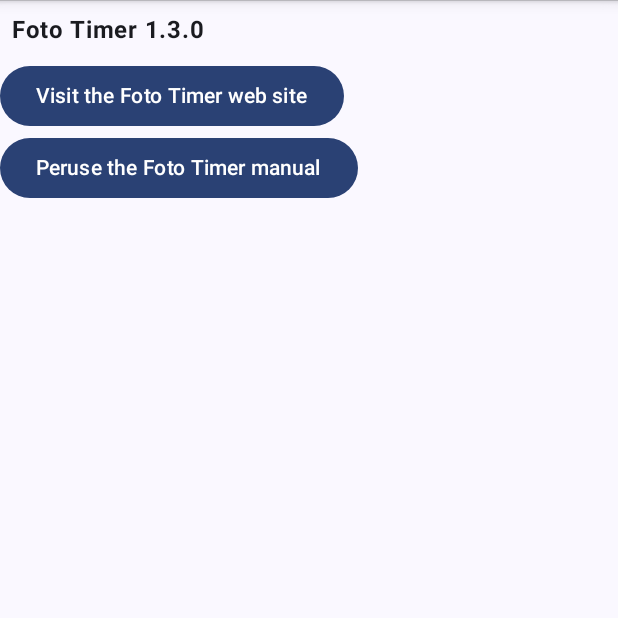
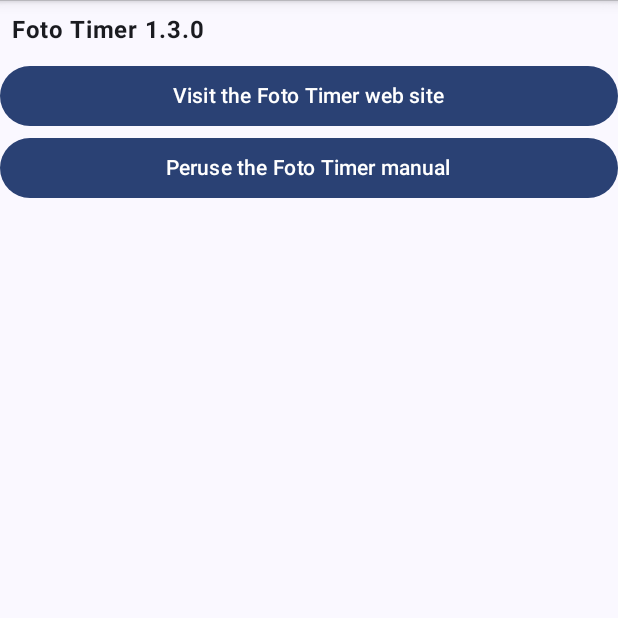
Before and after one commit to janexner/FotoTimerAndroid, an Android app built with Jetpack Compose: the composable AboutVersionAndButton shown on its own in the app's theme, on a phone screen of 412 x 824 dp, the top half of it. Run offline under Robolectric (Android 15) with nearby library versions, the phone set to English and light mode, and no system bars; libraries missing offline, so code that uses them is left out: com.ramcosta.composedestinations; 8 statements that could not run were skipped.

Commit message:
in which our hero prepares for 1.3.0 release

```diff
--- a/app/src/main/java/com/exner/tools/fototimer/ui/destinations/About.kt
+++ b/app/src/main/java/com/exner/tools/fototimer/ui/destinations/About.kt
@@ -10,6 +10,7 @@
 import androidx.compose.foundation.layout.Spacer
 import androidx.compose.foundation.layout.consumeWindowInsets
 import androidx.compose.foundation.layout.fillMaxSize
+import androidx.compose.foundation.layout.fillMaxWidth
 import androidx.compose.foundation.layout.height
 import androidx.compose.foundation.layout.imePadding
 import androidx.compose.foundation.layout.padding
@@ -89,6 +90,7 @@
         )
         Spacer(modifier = Modifier.width(8.dp))
         Button(
+            modifier = Modifier.fillMaxWidth(),
             onClick = {
                 val webpage: Uri =
                     Uri.parse("https://jan-exner.de/software/android/fototimer/")
@@ -100,6 +102,7 @@
         }
         Spacer(modifier = Modifier.width(8.dp))
         Button(
+            modifier = Modifier.fillMaxWidth(),
             onClick = {
                 val webpage: Uri =
                     Uri.parse("https://jan-exner.de/software/android/fototimer/manual/")
```
Also changed, not shown: 6 other files.
